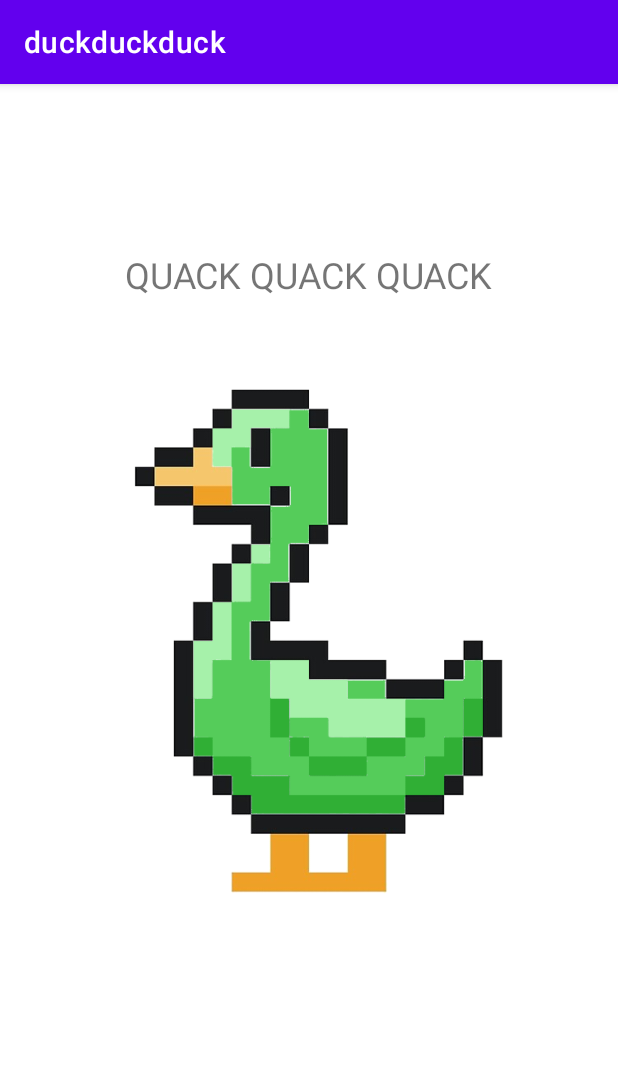
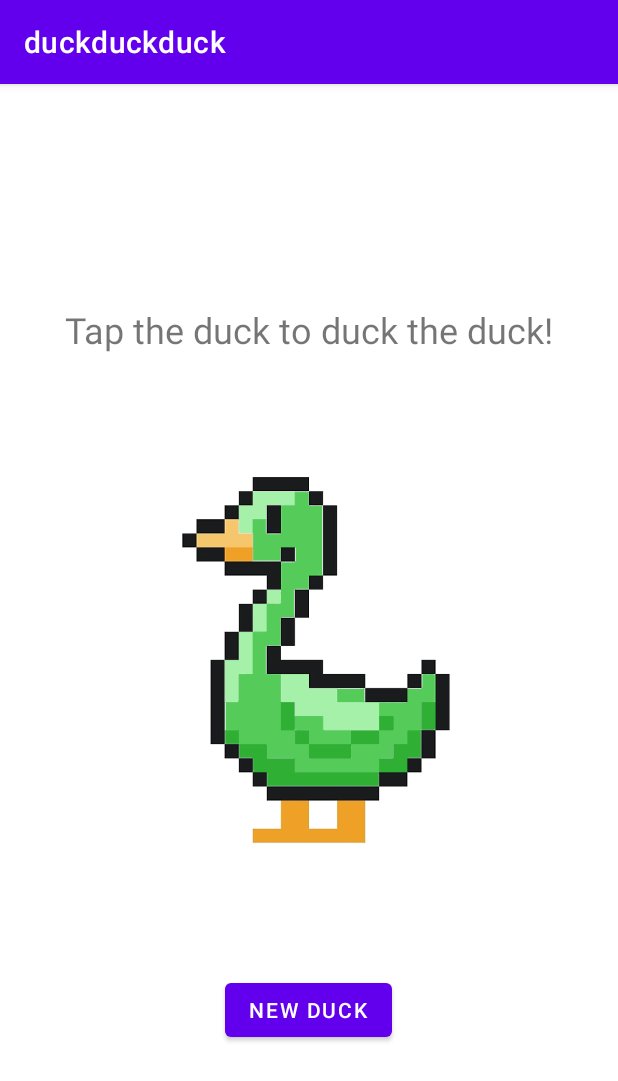
Before and after one commit to Toastjpg/duckduckduck, an Android app: the screen it shows after launch (MainActivity), on a phone screen of 412 x 824 dp. Shown: the top 1081 px of the screen. Run offline under Robolectric (Android 15) with nearby library versions, the phone set to English and light mode, and no system bars.

Commit message:
minor edits

```diff
--- a/app/src/main/java/mountainmadness/duckduckduck/app/MainActivity.java
+++ b/app/src/main/java/mountainmadness/duckduckduck/app/MainActivity.java
@@ -6,6 +6,7 @@ import android.annotation.SuppressLint;
 import android.content.res.TypedArray;
 import android.os.Bundle;
 import android.view.MotionEvent;
+import android.widget.Button;
 import android.widget.ImageView;
 import android.widget.TextView;
 
@@ -19,6 +20,7 @@ public class MainActivity extends AppCompatActivity {
     private ImageView image;
     private TextView text;
     private Random rand;
+    private int randomIndex;
     private int primary;
     private int alt;
 
@@ -31,35 +33,48 @@ public class MainActivity extends AppCompatActivity {
         altImg = getResources().obtainTypedArray(R.array.altimg);
 
         rand = new Random();
-        int randomIndex = rand.nextInt(defaultImg.length());
+        randomIndex = rand.nextInt(defaultImg.length());
+        setImages(randomIndex);
 
-
-        primary = defaultImg.getResourceId(randomIndex, 0);
-        alt = altImg.getResourceId(randomIndex, 0);
         image = findViewById(R.id.main_image);
         text = findViewById(R.id.title_text);
-        setUpViews();
-        setUpButton();
+        image.setImageResource(primary);
+        text.setText("Tap the duck to duck the duck!");
+        setUpImage();
+        setUpRefreshButton();
     }
 
-    // Initialize data model object here
-    // Grab a image and file and set it to the object
-    private void setUpViews(){
-        image.setImageResource(primary);
-        text.setText("QUACK QUACK QUACK");
+    private void setImages(int index){
+        primary = defaultImg.getResourceId(index, 0);
+        alt = altImg.getResourceId(index, 0);
+    }
+
+    private void setUpRefreshButton() {
+        Button button = findViewById(R.id.button);
+        button.setOnClickListener(view -> {
+            int temp = rand.nextInt(defaultImg.length());
+            while(temp == randomIndex){
+                temp = rand.nextInt(defaultImg.length());
+            }
+            randomIndex = temp;
+
+            setImages(randomIndex);
+            text.setText("Tap the duck to duck the duck!");
+            image.setImageResource(primary);
+        });
     }
 
     @SuppressLint("ClickableViewAccessibility")
-    private void setUpButton(){
+    private void setUpImage(){
         image.setOnTouchListener((v, event) -> {
             if(event.getAction() == MotionEvent.ACTION_DOWN){
                 // set alt image here
-                text.setText("QUACK QUACK QUACK");
+                text.setText("Duck!");
                 image.setImageResource(alt);
             }
             if(event.getAction() == MotionEvent.ACTION_UP){
                 // Set default img here
-                text.setText("UNQUACK UNQUACK UNQUACK");
+                text.setText("Not Ducked!");
                 image.setImageResource(primary);
             }
             return true;
--- a/app/src/main/res/layout/activity_main.xml
+++ b/app/src/main/res/layout/activity_main.xml
@@ -12,10 +12,22 @@
         android:layout_height="wrap_content"
         android:text="Example Title Text"
         android:textSize="24sp"
-        app:layout_constraintBottom_toTopOf="@+id/guideline4"
+        app:layout_constraintBottom_toTopOf="@+id/main_image"
         app:layout_constraintEnd_toEndOf="parent"
         app:layout_constraintStart_toStartOf="parent"
-        app:layout_constraintTop_toTopOf="parent" />
+        app:layout_constraintTop_toTopOf="parent"
+        app:layout_constraintVertical_bias="0.915" />
+
+    <ImageView
+        android:id="@+id/main_image"
+        android:layout_width="0dp"
+        android:layout_height="400dp"
+        app:layout_constraintBottom_toBottomOf="parent"
+        app:layout_constraintEnd_toEndOf="parent"
+        app:layout_constraintStart_toStartOf="parent"
+        app:layout_constraintTop_toTopOf="parent"
+        app:layout_constraintVertical_bias="0.526"
+        app:srcCompat="@drawable/s_duck" />
 
     <androidx.constraintlayout.widget.Guideline
         android:id="@+id/guideline2"
@@ -38,13 +50,16 @@
         android:orientation="vertical"
         app:layout_constraintGuide_percent="0.5" />
 
-    <ImageView
-        android:id="@+id/main_image"
+    <Button
+        android:id="@+id/button"
         android:layout_width="wrap_content"
         android:layout_height="wrap_content"
+        android:text="New Duck"
         app:layout_constraintBottom_toBottomOf="parent"
         app:layout_constraintEnd_toEndOf="parent"
+        app:layout_constraintHorizontal_bias="0.498"
         app:layout_constraintStart_toStartOf="parent"
-        app:layout_constraintTop_toTopOf="parent"
-        app:srcCompat="@drawable/s_duck" />
+        app:layout_constraintTop_toBottomOf="@+id/main_image"
+        app:layout_constraintVertical_bias="0.0" />
+
 </androidx.constraintlayout.widget.ConstraintLayout>
```
